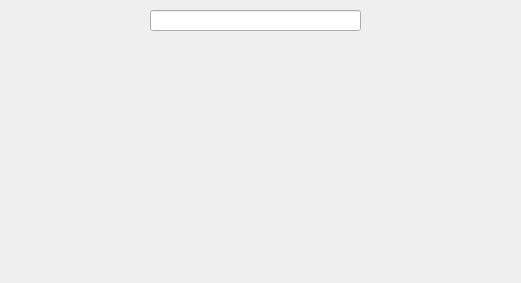
This is addingfavopuritebook.ui in platohaDebil/BooksApp as Qt 5 draws it before an edit. The edited form follows.
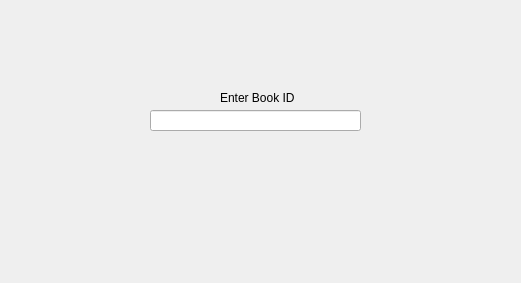
This is the edited form.

Diff of the .ui file:
```diff
--- a/addingfavopuritebook.ui
+++ b/addingfavopuritebook.ui
@@ -40,7 +40,7 @@
    <property name="geometry">
     <rect>
      <x>150</x>
-     <y>10</y>
+     <y>110</y>
      <width>211</width>
      <height>21</height>
     </rect>
@@ -49,6 +49,19 @@
     <string/>
    </property>
   </widget>
+  <widget class="QLabel" name="label">
+   <property name="geometry">
+    <rect>
+     <x>220</x>
+     <y>90</y>
+     <width>131</width>
+     <height>16</height>
+    </rect>
+   </property>
+   <property name="text">
+    <string>Enter Book ID</string>
+   </property>
+  </widget>
  </widget>
  <resources/>
  <connections>
```
